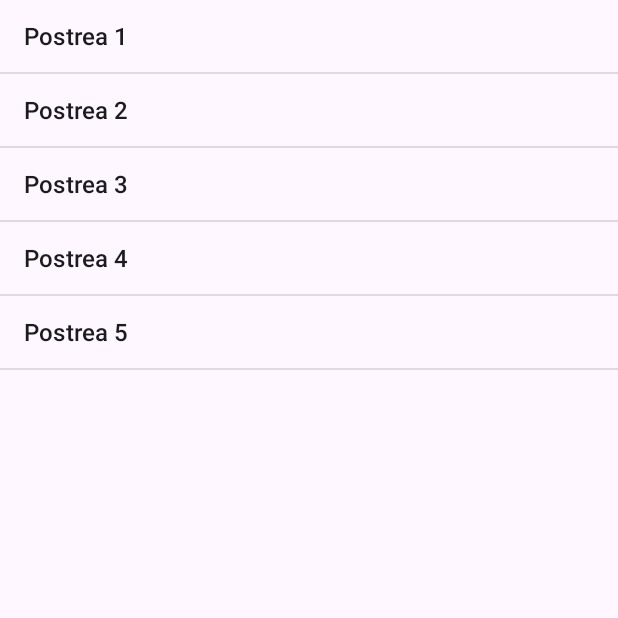
After one commit to igarciama25paag/MPGM, an Android app: the Postreak screen opened directly, with no data from a screen before it, on a phone screen of 412 x 824 dp, the top half of it. The commit adds this screen. Run offline under Robolectric (Android 15) with nearby library versions, the phone set to English and light mode, and no system bars.

Commit message:
Jatetxea

```diff
--- /dev/null
+++ b/4. Ariketa/app/src/main/java/com/example/jatetxea/Postreak.java
@@ -0,0 +1,30 @@
+package com.example.jatetxea;
+
+import android.os.Bundle;
+import android.widget.ArrayAdapter;
+import android.widget.ListView;
+
+import androidx.appcompat.app.AppCompatActivity;
+
+public class Postreak extends AppCompatActivity {
+
+    ListView postreakList;
+
+    @Override
+    protected void onCreate(Bundle savedInstanceState) {
+        super.onCreate(savedInstanceState);
+        setContentView(R.layout.postreak);
+
+        postreakList = findViewById(R.id.postreak);
+
+        Platera[] platerak = {
+                new Platera("Postrea 1","Postrea 1 deskribapena",5),
+                new Platera("Postrea 2","Postrea 2 deskribapena",5),
+                new Platera("Postrea 3","Postrea 3 deskribapena",5),
+                new Platera("Postrea 4","Postrea 4 deskribapena",5),
+                new Platera("Postrea 5","Postrea 5 deskribapena",5)
+        };
+
+        postreakList.setAdapter(new ArrayAdapter<>(this, android.R.layout.simple_list_item_1, platerak));
+    }
+}
--- /dev/null
+++ b/4. Ariketa/app/src/main/res/layout/postreak.xml
@@ -0,0 +1,12 @@
+<?xml version="1.0" encoding="utf-8"?>
+<LinearLayout xmlns:android="http://schemas.android.com/apk/res/android"
+    android:layout_width="match_parent"
+    android:layout_height="match_parent"
+    android:gravity="center">
+
+    <ListView
+        android:id="@+id/postreak"
+        android:layout_width="match_parent"
+        android:layout_height="match_parent" />
+
+</LinearLayout>
```
Also changed, not shown: 4. Ariketa/app/src/main/AndroidManifest.xml (+6 -1 lines), 4. Ariketa/app/src/main/java/com/example/jatetxea/Jatetxea.java (+7 -6 lines), 4. Ariketa/app/src/main/res/layout/jatetxea.xml (+31 -0 lines), 4. Ariketa/app/src/main/res/drawable/postreak.jpg (added).
